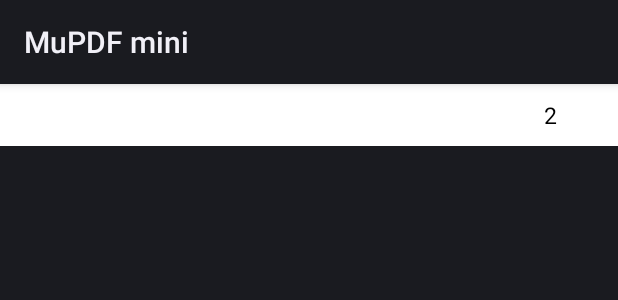
After one commit to AndriiDubovyk/Bookend, an Android app: the layout content_item.xml on its own in the app's theme, with its tools: preview values and no code run, on a phone screen of 412 x 824 dp. The commit adds this screen. Shown: the top 300 px of the screen. Run offline under Robolectric (Android 15) with nearby library versions, the phone set to English and light mode, and no system bars.

Commit message:
Adjust content fragment

```diff
--- a/lib/src/main/java/com/artifex/mupdf/mini/PageFragment.java
+++ b/lib/src/main/java/com/artifex/mupdf/mini/PageFragment.java
@@ -37,6 +37,8 @@ public class PageFragment extends Fragment {
         return rootView;
     }
 
+
+
     public void setPage(int pageNumber) {
         this.pageNumber = pageNumber;
         pageView.setActionListener(actionListener);
--- /dev/null
+++ b/lib/src/main/res/layout/content_item.xml
@@ -0,0 +1,35 @@
+<?xml version="1.0" encoding="utf-8"?>
+<LinearLayout xmlns:android="http://schemas.android.com/apk/res/android"
+    android:layout_width="match_parent"
+    android:layout_height="wrap_content"
+    android:orientation="horizontal">
+
+    <TextView
+        android:id="@+id/contentTitle"
+        android:background="#ffffff"
+        android:layout_width="0dp"
+        android:layout_weight="78"
+        android:paddingVertical="10dp"
+        android:paddingLeft="10dp"
+        android:paddingRight="4dp"
+        android:layout_height="wrap_content"
+        android:textColor="#000000"
+        android:textSize="15.5sp"
+        android:ellipsize="end"
+        android:text=""/>
+    <TextView
+        android:id="@+id/page_number"
+        android:background="#ffffff"
+        android:layout_width="0dp"
+        android:layout_weight="22"
+        android:paddingVertical="10dp"
+        android:paddingHorizontal="2dp"
+        android:layout_height="match_parent"
+        android:textColor="#000000"
+        android:textSize="15.5sp"
+        android:gravity="center"
+        android:textAlignment="center"
+        android:text="2"/>
+
+
+</LinearLayout>
```
Also changed, not shown: lib/src/main/java/com/artifex/mupdf/mini/ContentFragment.java (+29 -7 lines), lib/src/main/java/com/artifex/mupdf/mini/PageView.java (+1 -12 lines).
